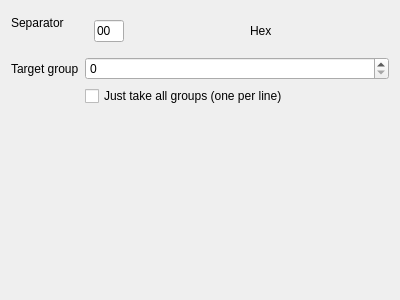
Above: defaultplugins/baseplugins/confgui/splitwidget.ui from nccgroup/pip3line before the change. Below: the same form after it.
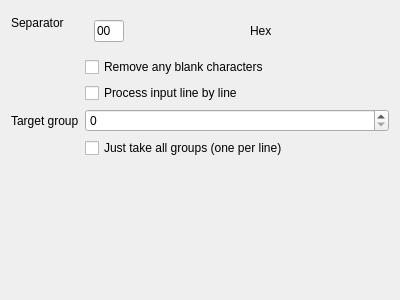
That is the form after the change.

Patch:
```diff
--- a/defaultplugins/baseplugins/confgui/splitwidget.ui
+++ b/defaultplugins/baseplugins/confgui/splitwidget.ui
@@ -108,6 +108,23 @@
      </layout>
     </widget>
    </item>
+   <item row="1" column="1">
+    <widget class="QCheckBox" name="trimCheckBox">
+     <property name="text">
+      <string>Remove any blank characters</string>
+     </property>
+    </widget>
+   </item>
+   <item row="2" column="1">
+    <widget class="QCheckBox" name="procLineBLinecheckBox">
+     <property name="toolTip">
+      <string>Process input line by line as opposed to one block.</string>
+     </property>
+     <property name="text">
+      <string>Process input line by line</string>
+     </property>
+    </widget>
+   </item>
   </layout>
  </widget>
  <resources/>
```
Left out of the diff: 5 changed lines with no effect on the pictures.
